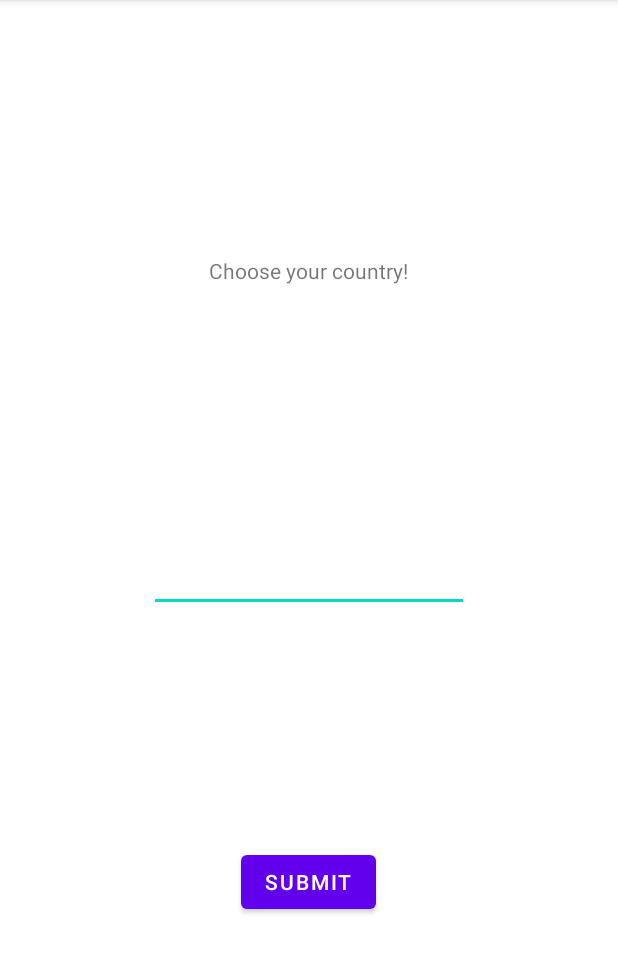
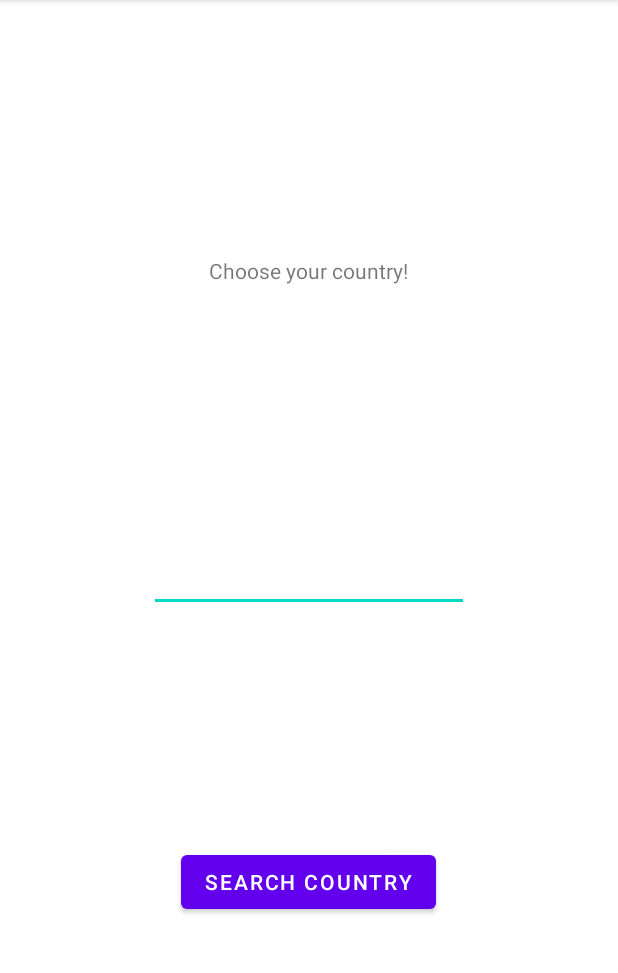
Before and after one commit to Hybbek/AndroidPro, an Android app: the screen it shows after launch (MainActivity), on a phone screen of 412 x 824 dp, the part 84-1057 px from its top. Run offline under Robolectric (Android 15) with nearby library versions, the phone set to English and light mode, and no system bars; libraries missing offline, so code that uses them is left out: com.amadeus.android; 1 statement that could not run was skipped.

Commit message:
Zugriff auf API funktioniert jetzt mit dem SEARCH_BUTTON

```diff
--- a/app/src/main/AndroidManifest.xml
+++ b/app/src/main/AndroidManifest.xml
@@ -5,7 +5,7 @@
     <uses-permission android:name="android.permission.INTERNET" />
 
     <application
-        android:name=".SampleApplication"
+        android:name=".AccessAPI"
         android:allowBackup="true"
         android:icon="@mipmap/ic_launcher"
         android:label="@string/app_name"
--- a/app/src/main/java/at/fhooe/me/semesterproject/SampleApplication.kt
+++ b/app/src/main/java/at/fhooe/me/semesterproject/AccessAPI.kt
@@ -8,12 +8,13 @@ import com.google.gson.Gson
 import com.google.gson.reflect.TypeToken
 import kotlinx.coroutines.*
 
-class SampleApplication: Application() {
+class AccessAPI: Application() {
     val job = SupervisorJob()
     val scope = CoroutineScope(Dispatchers.Main + job)
 
     private lateinit var amadeus: Amadeus
 
+    var country_code = ""
 
 
     override fun onCreate() {
@@ -23,32 +24,23 @@ class SampleApplication: Application() {
             .setClientId("lrlm8XAjaYdJHlNnaRTu2sgpnbjBxxY3")
             .setClientSecret("AxCzH8vHVbZRsOOL")
             .build()
-        get()
+
+        //get()
     }
 
-    /*companion object {
-        lateinit var amadeus: Amadeus
-    }*/
 
     fun get(){
+
          scope.launch {
              try {
-                 val res = amadeus.get("v1/duty-of-care/diseases/covid19-area-report?countryCode=AT")
+
+                 val res = amadeus.get("v1/duty-of-care/diseases/covid19-area-report?countryCode=${country_code.uppercase()}")
                  Log.d(this.javaClass.simpleName, "requestApi = ${res.toString()}")
                 val covidRestrictions = Gson().fromJson(res.toString(), CovidRestrictions::class.java)
                  Log.d(javaClass.simpleName, "Converted Object ${covidRestrictions}")
              } catch (e: Exception) {
                  Log.e(javaClass.simpleName, "Request failed", e)
              }
-             /*amadeus
-             when (val checkinLinks = amadeus.referenceData.urls.checkinLinks.get(airlineCode = "BA")) {
-                 is ApiResult.Success -> {
-                     Log.i("Result", "${checkinLinks.data}")
-                 }
-                 is ApiResult.Error -> {
-                     Log.i("Result", "${checkinLinks.errors}")
-                 }
-             }*/
          }
     }
 
--- a/app/src/main/java/at/fhooe/me/semesterproject/MainActivity.kt
+++ b/app/src/main/java/at/fhooe/me/semesterproject/MainActivity.kt
@@ -1,55 +1,35 @@
 package at.fhooe.me.semesterproject
 
-import android.accounts.AccountManager
 import androidx.appcompat.app.AppCompatActivity
 import android.os.Bundle
-import android.util.Log
 import android.view.View
 import android.widget.Button
 import android.widget.EditText
 import com.amadeus.android.Amadeus
-import com.amadeus.android.ApiResult
 import kotlinx.coroutines.CoroutineScope
 import kotlinx.coroutines.Dispatchers
 import kotlinx.coroutines.SupervisorJob
-import kotlinx.coroutines.launch
 
 class MainActivity : AppCompatActivity() {
-    var inputText : String = "";
-    val job = SupervisorJob()
-    val scope = CoroutineScope(Dispatchers.Main + job)
-
-    private lateinit var amadeus: Amadeus
-
 
     override fun onCreate(savedInstanceState: Bundle?) {
         super.onCreate(savedInstanceState)
         setContentView(R.layout.activity_main)
-        /*amadeus = Amadeus.Builder(context = this)
-            .setCustomAppIdAndVersion("com.amadeus.android.demo", "1.3.0")
-            .setClientId("lrlm8XAjaYdJHlNnaRTu2sgpnbjBxxY3")
-            .setClientSecret("AxCzH8vHVbZRsOOL")
-            .build()
-        scope.launch {
-            when (val checkinLinks = amadeus.referenceData.urls.checkinLinks.get(airlineCode = "LH")) {
-                is ApiResult.Success -> {
-                    Log.i("Result", "Data ${checkinLinks.data}")
-                }
-                is ApiResult.Error -> {
-                    Log.i("Result", "Error ${checkinLinks.errors}")
-                }
-            }
-        }*/
-        findViewById<Button>(R.id.button).setOnClickListener {
-            var app = application as SampleApplication;
+
+
+        findViewById<Button>(R.id.search_btn).setOnClickListener {
+            var app = application as AccessAPI;
+            val getText = findViewById<EditText>(R.id.inputText)
+            app.country_code = getText.text.toString()
+
             app.get()
         }
     }
 
-    fun editText(view: View){
+    /*fun editText(view: View){
         val getText = findViewById<EditText>(R.id.inputText)
         inputText = getText.text.toString()
-    }
+    }*/
 
 
 
--- a/app/src/main/res/layout/activity_main.xml
+++ b/app/src/main/res/layout/activity_main.xml
@@ -28,14 +28,14 @@
         app:layout_constraintBottom_toBottomOf="parent"
         app:layout_constraintEnd_toEndOf="parent"
         app:layout_constraintStart_toStartOf="parent"
-        app:layout_constraintTop_toTopOf="parent" />
+        app:layout_constraintTop_toTopOf="parent"
+        tools:ignore="SpeakableTextPresentCheck" />
 
     <Button
-        android:id="@+id/button"
-        android:onClick="editText"
+        android:id="@+id/search_btn"
         android:layout_width="wrap_content"
         android:layout_height="wrap_content"
-        android:text="Submit"
+        android:text="@string/search_country_btn"
         app:layout_constraintBottom_toBottomOf="parent"
         app:layout_constraintEnd_toEndOf="parent"
         app:layout_constraintHorizontal_bias="0.498"
--- a/app/src/main/res/values/strings.xml
+++ b/app/src/main/res/values/strings.xml
@@ -1,4 +1,5 @@
 <resources>
     <string name="app_name">SemesterProject</string>
     <string name="choose_your_country">Choose your country!</string>
+    <string name="search_country_btn">search Country</string>
 </resources>
```
Also changed, not shown: app/src/main/java/at/fhooe/me/semesterproject/AreaAccessRestrictions.kt (+0 -26 lines).
